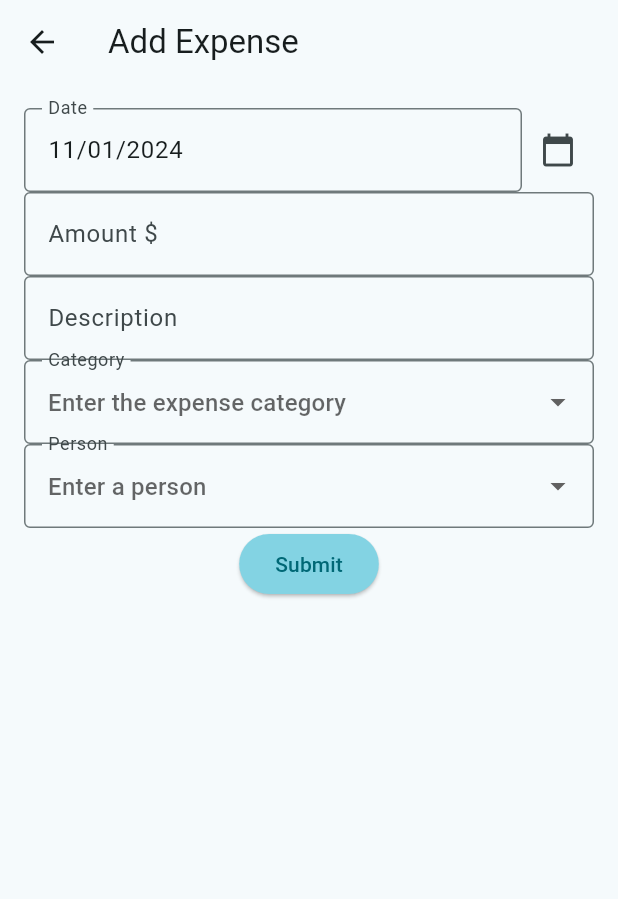
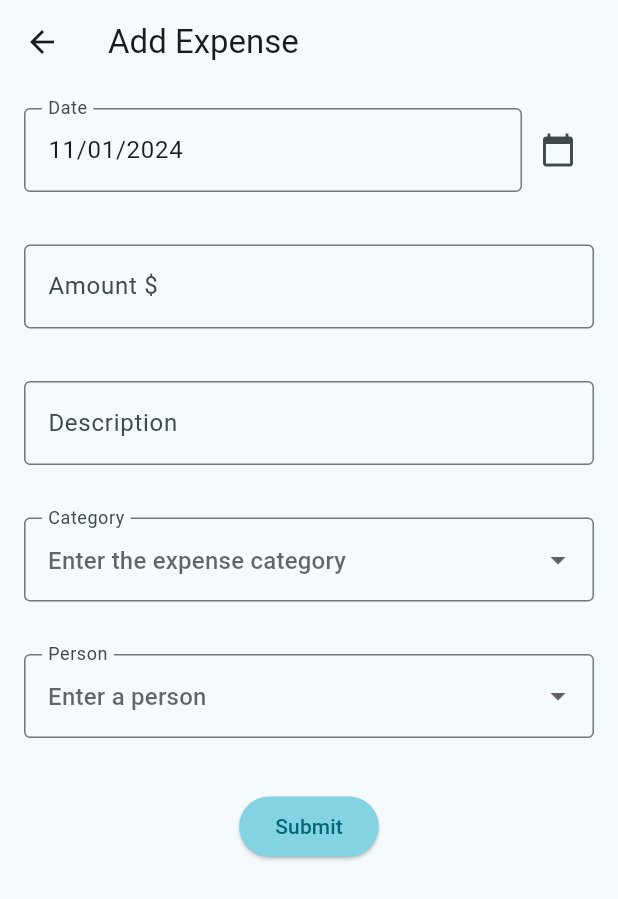
Before and after one commit to dhruv282/expense-manager, a Flutter app: the AddExpensePage screen opened directly, on a phone screen of 412 x 824 dp. Shown: the top 899 px of the screen. Run offline on Flutter 3.47's test engine with Material 3 defaults, Android fonts, the phone set to English and light mode, and no system bars; our stand-ins replace currency_text_input_formatter, data_table_2, flutter_secure_storage, logger; missing offline and left inert: pattern_formatter, postgres; accounts and stored records are empty.

Commit message:
Fix expense form styling

```diff
--- a/lib/components/expense_form/expense_form.dart
+++ b/lib/components/expense_form/expense_form.dart
@@ -54,7 +54,7 @@ class _ExpenseFormState extends State<ExpenseForm> {
     return Form(
         key: _formKey,
         child: Column(
-          mainAxisAlignment: MainAxisAlignment.spaceAround,
+          mainAxisAlignment: MainAxisAlignment.start,
           children: [
             // Date field
             Row(children: [
@@ -92,6 +92,7 @@ class _ExpenseFormState extends State<ExpenseForm> {
                         DateFormat.yMd().format(date);
                   }),
             ]),
+            const SizedBox(height: 35),
             // Cost field
             CustomFormField(
               enabled: true,
@@ -108,6 +109,7 @@ class _ExpenseFormState extends State<ExpenseForm> {
               onSaved: (value) {},
               validator: checkEmptyInput,
             ),
+            const SizedBox(height: 35),
             // Description field
             CustomFormField(
               enabled: true,
@@ -122,6 +124,7 @@ class _ExpenseFormState extends State<ExpenseForm> {
               onSaved: (value) {},
               validator: checkEmptyInput,
             ),
+            const SizedBox(height: 35),
             // Category field
             CustomFormDropdown(
               options: expenseProvider.categoryOptions,
@@ -144,6 +147,7 @@ class _ExpenseFormState extends State<ExpenseForm> {
                 ),
               ),
             ),
+            const SizedBox(height: 35),
             // Owner field
             CustomFormDropdown(
               options: expenseProvider.ownerOptions,
@@ -166,6 +170,7 @@ class _ExpenseFormState extends State<ExpenseForm> {
                 ),
               ),
             ),
+            const SizedBox(height: 35),
             ElevatedButton(
               style: ElevatedButton.styleFrom(
                 backgroundColor: isSubmitting
```
